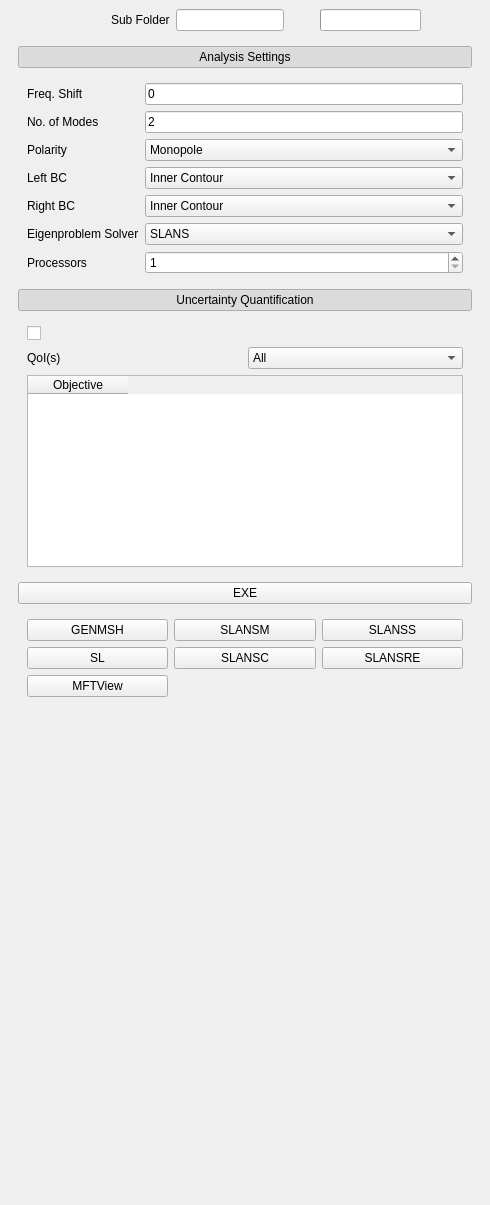
Before: the Qt Designer form ui_files/eigenmode.ui in Dark-Elektron/CavityDesignHub, drawn with Qt 5.
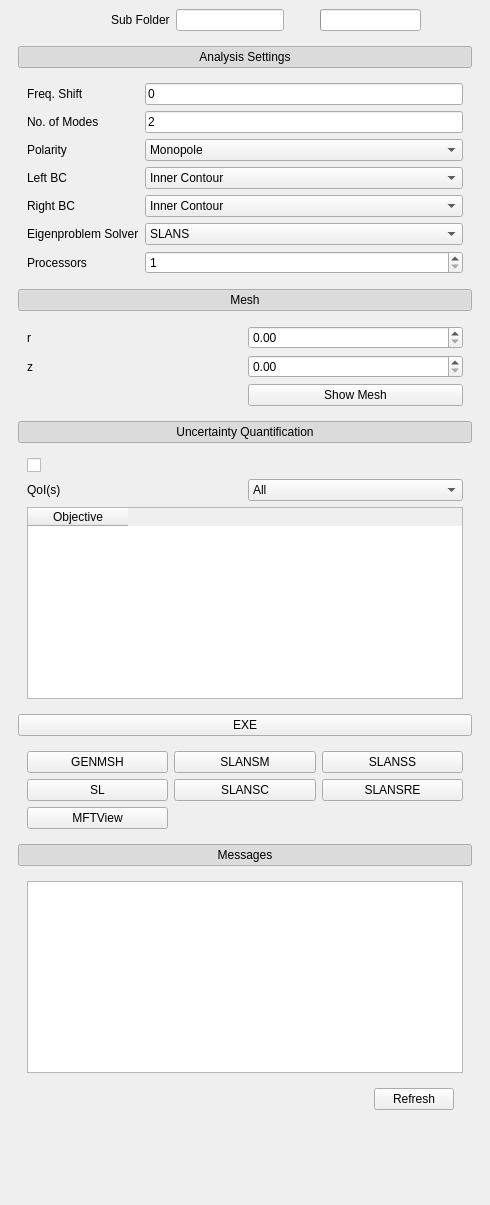
After: the same form once the commit is applied. Icons and pictures are not drawn. Custom widgets are drawn as their Qt base class.

What changed in the file:
```diff
--- a/ui_files/eigenmode.ui
+++ b/ui_files/eigenmode.ui
@@ -197,7 +197,7 @@
           <string notr="true"/>
          </property>
          <layout class="QGridLayout" name="gridLayout_11">
-          <item row="8" column="0" alignment="Qt::AlignTop">
+          <item row="10" column="0" alignment="Qt::AlignTop">
            <widget class="QWidget" name="w_UQ" native="true">
             <layout class="QGridLayout" name="gridLayout_7">
              <item row="1" column="1">
@@ -272,7 +272,20 @@
             </layout>
            </widget>
           </item>
-          <item row="11" column="0">
+          <item row="7" column="0">
+           <widget class="QPushButton" name="pb_Mesh">
+            <property name="text">
+             <string>Mesh</string>
+            </property>
+            <property name="checkable">
+             <bool>true</bool>
+            </property>
+            <property name="checked">
+             <bool>true</bool>
+            </property>
+           </widget>
+          </item>
+          <item row="15" column="0">
            <spacer name="verticalSpacer_2">
             <property name="orientation">
              <enum>Qt::Vertical</enum>
@@ -298,7 +311,7 @@
             </property>
            </widget>
           </item>
-          <item row="9" column="0" alignment="Qt::AlignTop">
+          <item row="11" column="0" alignment="Qt::AlignTop">
            <widget class="QPushButton" name="pb_EXE">
             <property name="text">
              <string>EXE</string>
@@ -308,7 +321,7 @@
             </property>
            </widget>
           </item>
-          <item row="7" column="0" alignment="Qt::AlignTop">
+          <item row="9" column="0" alignment="Qt::AlignTop">
            <widget class="QPushButton" name="pb_Uncertainty_Quantification">
             <property name="text">
              <string>Uncertainty Quantification</string>
@@ -535,7 +548,7 @@
             </layout>
            </widget>
           </item>
-          <item row="10" column="0" alignment="Qt::AlignTop">
+          <item row="12" column="0" alignment="Qt::AlignTop">
            <widget class="QWidget" name="w_EXE" native="true">
             <property name="styleSheet">
              <string notr="true"/>
@@ -617,6 +630,91 @@
             </layout>
            </widget>
           </item>
+          <item row="13" column="0">
+           <widget class="QPushButton" name="pb_Message">
+            <property name="text">
+             <string>Messages</string>
+            </property>
+            <property name="checkable">
+             <bool>true</bool>
+            </property>
+            <property name="checked">
+             <bool>true</bool>
+            </property>
+           </widget>
+          </item>
+          <item row="8" column="0">
+           <widget class="QWidget" name="w_Mesh" native="true">
+            <layout class="QGridLayout" name="gridLayout_3">
+             <item row="0" column="1">
+              <widget class="QDoubleSpinBox" name="dsb_Mesh_R"/>
+             </item>
+             <item row="0" column="0">
+              <widget class="QLabel" name="label_4">
+               <property name="text">
+                <string>r</string>
+               </property>
+              </widget>
+             </item>
+             <item row="2" column="1">
+              <widget class="QPushButton" name="pb_Show_Mesh">
+               <property name="text">
+                <string>Show Mesh</string>
+               </property>
+              </widget>
+             </item>
+             <item row="1" column="0">
+              <widget class="QLabel" name="label_5">
+               <property name="text">
+                <string>z</string>
+               </property>
+              </widget>
+             </item>
+             <item row="1" column="1">
+              <widget class="QDoubleSpinBox" name="dsb_Mesh_Z"/>
+             </item>
+            </layout>
+           </widget>
+          </item>
+          <item row="14" column="0">
+           <widget class="QWidget" name="w_Message" native="true">
+            <layout class="QGridLayout" name="gridLayout_4">
+             <item row="1" column="0">
+              <widget class="QTextEdit" name="textEdit">
+               <property name="readOnly">
+                <bool>false</bool>
+               </property>
+              </widget>
+             </item>
+             <item row="2" column="0">
+              <widget class="QWidget" name="widget_2" native="true">
+               <layout class="QGridLayout" name="gridLayout_6">
+                <item row="0" column="1">
+                 <widget class="QPushButton" name="pb_Refresh">
+                  <property name="text">
+                   <string>Refresh</string>
+                  </property>
+                 </widget>
+                </item>
+                <item row="0" column="0">
+                 <spacer name="horizontalSpacer_2">
+                  <property name="orientation">
+                   <enum>Qt::Horizontal</enum>
+                  </property>
+                  <property name="sizeHint" stdset="0">
+                   <size>
+                    <width>40</width>
+                    <height>20</height>
+                   </size>
+                  </property>
+                 </spacer>
+                </item>
+               </layout>
+              </widget>
+             </item>
+            </layout>
+           </widget>
+          </item>
          </layout>
         </widget>
        </widget>
```
Left out of the diff: 37 changed lines with no effect on the pictures.
